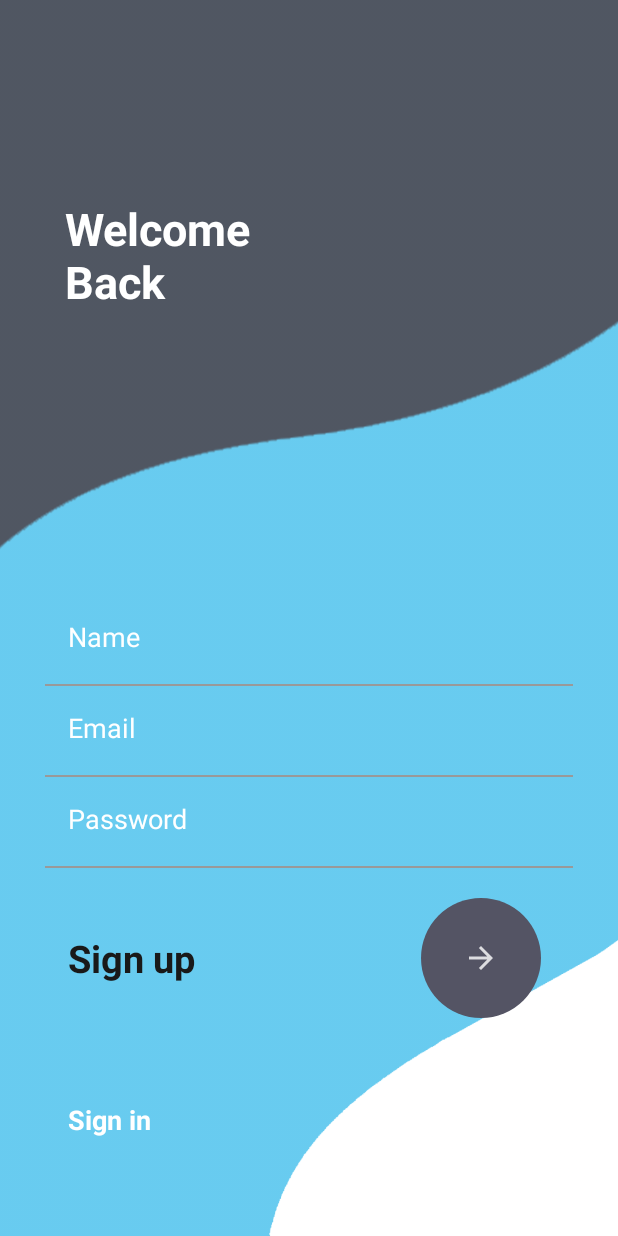
After one commit to CosminaIonut/GraphicalTableReservation, an Android app: the SignUpActivity screen opened directly, with no data from a screen before it, on a phone screen of 412 x 824 dp. The commit adds this screen. Run offline under Robolectric (Android 15) with nearby library versions, the phone set to English and light mode, and no system bars.

Commit message:
Login and signup functionalities implemented

```diff
--- a/RestaurantReservation/app/build.gradle
+++ b/RestaurantReservation/app/build.gradle
@@ -25,6 +25,7 @@ android {
 dependencies {
     implementation fileTree(dir: "libs", include: ["*.jar"])
     implementation 'androidx.appcompat:appcompat:1.2.0'
+    implementation 'com.google.android.material:material:1.3.0-alpha03'
     implementation 'androidx.constraintlayout:constraintlayout:2.0.4'
     testImplementation 'junit:junit:4.12'
     androidTestImplementation 'androidx.test.ext:junit:1.1.2'
--- a/RestaurantReservation/app/src/main/AndroidManifest.xml
+++ b/RestaurantReservation/app/src/main/AndroidManifest.xml
@@ -9,7 +9,9 @@
         android:roundIcon="@mipmap/ic_launcher_round"
         android:supportsRtl="true"
         android:theme="@style/AppTheme">
-        <activity android:name=".Booking"></activity>
+        <activity android:name=".SignUpActivity"></activity>
+        <activity android:name=".LoginActivity" />
+        <activity android:name=".Booking" />
         <activity android:name=".RestaurantHomePage" />
         <activity android:name=".MapPage" />
         <activity android:name=".MainActivity">
--- /dev/null
+++ b/RestaurantReservation/app/src/main/java/com/example/restaurantreservation/SignUpActivity.java
@@ -0,0 +1,67 @@
+package com.example.restaurantreservation;
+
+import androidx.appcompat.app.AppCompatActivity;
+
+import android.content.Intent;
+import android.os.Bundle;
+import android.view.View;
+import android.widget.Button;
+import android.widget.EditText;
+import android.widget.ImageButton;
+import android.widget.TextView;
+import android.widget.Toast;
+
+public class SignUpActivity extends AppCompatActivity {
+
+    EditText name, email, password;
+    ImageButton go;
+    DatabaseHelper db;
+
+    @Override
+    protected void onCreate(Bundle savedInstanceState) {
+        super.onCreate(savedInstanceState);
+        setContentView(R.layout.activity_sign_up);
+        TextView textView = findViewById(R.id.signInTextSignUpPage);
+        textView.setOnClickListener(new View.OnClickListener() {
+            public void onClick(View v) {
+                System.out.println("Button Clicked");
+                Intent loginActivity = new Intent(getApplicationContext(), LoginActivity.class);
+                startActivity(loginActivity);
+            }
+        });
+
+        name = (EditText) findViewById(R.id.NameTextSignUpPage);
+        email = (EditText) findViewById(R.id.emailTextSignUpPage);
+        password = (EditText) findViewById(R.id.passwordTextSignUpPage);
+        go = (ImageButton) findViewById(R.id.goButtonSignUpPage);
+        db = new DatabaseHelper(this);
+
+        go.setOnClickListener(new View.OnClickListener() {
+            @Override
+            public void onClick(View v) {
+                String name_ = name.getText().toString();
+                String email_ = email.getText().toString();
+                String pass = password.getText().toString();
+
+                if (email_.equals("") || pass.equals("") || name_.equals("")) {
+                    Toast.makeText(SignUpActivity.this, "Please enter all fields", Toast.LENGTH_SHORT).show();
+                } else {
+                    Boolean checkUser = db.checkEmail(email_);
+                    if (!checkUser) {
+                        Boolean insert = db.insertUser(name_, email_, pass);
+                        if (insert) {
+                            Toast.makeText(SignUpActivity.this, "Registered successfully", Toast.LENGTH_SHORT).show();
+                            Intent intent = new Intent(getApplicationContext(), MainActivity.class);
+                            startActivity(intent);
+                        } else {
+                            Toast.makeText(SignUpActivity.this, "Registration failed", Toast.LENGTH_SHORT).show();
+                        }
+                    } else {
+                        Toast.makeText(SignUpActivity.this, "User already exists! Sign in!", Toast.LENGTH_SHORT).show();
+                    }
+                }
+
+            }
+        });
+    }
+}
--- /dev/null
+++ b/RestaurantReservation/app/src/main/res/drawable-anydpi/ic_arrow.xml
@@ -0,0 +1,11 @@
+<vector xmlns:android="http://schemas.android.com/apk/res/android"
+    android:width="24dp"
+    android:height="24dp"
+    android:viewportWidth="24"
+    android:viewportHeight="24"
+    android:tint="#FFFFFF"
+    android:alpha="0.8">
+  <path
+      android:fillColor="@android:color/white"
+      android:pathData="M12,4l-1.41,1.41L16.17,11H4v2h12.17l-5.58,5.59L12,20l8,-8z"/>
+</vector>
--- /dev/null
+++ b/RestaurantReservation/app/src/main/res/drawable/custom_round_button.xml
@@ -0,0 +1,5 @@
+<?xml version="1.0" encoding="utf-8"?>
+<shape xmlns:android="http://schemas.android.com/apk/res/android" android:shape="rectangle">
+    <solid android:color="#545464"/>
+    <corners android:radius="999dp"/>
+</shape>
--- /dev/null
+++ b/RestaurantReservation/app/src/main/res/layout/activity_sign_up.xml
@@ -0,0 +1,160 @@
+<?xml version="1.0" encoding="utf-8"?>
+<androidx.constraintlayout.widget.ConstraintLayout xmlns:android="http://schemas.android.com/apk/res/android"
+    xmlns:app="http://schemas.android.com/apk/res-auto"
+    xmlns:tools="http://schemas.android.com/tools"
+    android:layout_width="match_parent"
+    android:layout_height="match_parent"
+    tools:context=".SignUpActivity">
+
+    <androidx.appcompat.widget.AppCompatImageView
+        android:id="@+id/appCompatImageView"
+        android:layout_width="match_parent"
+        android:layout_height="match_parent"
+        android:scaleType="centerCrop"
+        android:src="@drawable/background_image_one_signup"
+        tools:layout_editor_absoluteX="64dp"
+        tools:layout_editor_absoluteY="157dp" />
+
+    <TextView
+        android:layout_width="wrap_content"
+        android:layout_height="wrap_content"
+        android:layout_marginTop="132dp"
+        android:text="Welcome\nBack"
+        android:textColor="@android:color/white"
+        android:textSize="30sp"
+        android:textStyle="bold"
+        app:layout_constraintEnd_toEndOf="parent"
+        app:layout_constraintHorizontal_bias="0.151"
+        app:layout_constraintStart_toStartOf="parent"
+        app:layout_constraintTop_toTopOf="parent" />
+    <LinearLayout
+        android:layout_width="match_parent"
+        android:layout_height="match_parent"
+        android:orientation="vertical"
+        android:gravity="bottom">
+        <EditText
+            android:layout_width="match_parent"
+            android:layout_height="wrap_content"
+            android:hint="Name"
+            android:id="@+id/NameTextSignUpPage"
+            android:inputType="textPersonName"
+            android:backgroundTint="@android:color/transparent"
+            android:padding="15dp"
+            android:layout_marginStart="30dp"
+            android:layout_marginEnd="30dp"
+            android:textColorHint="@android:color/white"
+            android:textColor="@android:color/white" />
+        <RelativeLayout
+            android:layout_width="match_parent"
+            android:layout_height="1dp"
+            android:layout_marginStart="30dp"
+            android:layout_marginEnd="30dp"
+            android:layout_marginTop="4dp"
+            android:background="#999999"/>
+        <EditText
+            android:layout_width="match_parent"
+            android:layout_height="wrap_content"
+            android:hint="Email"
+            android:id="@+id/emailTextSignUpPage"
+            android:inputType="textEmailAddress"
+            android:backgroundTint="@android:color/transparent"
+            android:padding="15dp"
+            android:layout_marginStart="30dp"
+            android:layout_marginEnd="30dp"
+            android:textColorHint="@android:color/white"
+            android:textColor="@android:color/white" />
+        <RelativeLayout
+            android:layout_width="match_parent"
+            android:layout_height="1dp"
+            android:layout_marginStart="30dp"
+            android:layout_marginEnd="30dp"
+            android:layout_marginTop="4dp"
+            android:background="#999999"/>
+        <EditText
+            android:layout_width="match_parent"
+            android:layout_height="wrap_content"
+            android:hint="Password"
+            android:id="@+id/passwordTextSignUpPage"
+            android:inputType="textPassword"
+            android:backgroundTint="@android:color/transparent"
+            android:padding="15dp"
+            android:layout_marginStart="30dp"
+            android:layout_marginEnd="30dp"
+            android:textColorHint="@android:color/white"
+            android:textColor="@android:color/white" />
+
+        <RelativeLayout
+            android:layout_width="match_parent"
+            android:layout_height="1dp"
+            android:layout_marginStart="30dp"
+            android:layout_marginEnd="30dp"
+            android:layout_marginTop="4dp"
+            android:background="#999999"/>
+        <RelativeLayout
+            android:layout_width="match_parent"
+            android:layout_height="wrap_content">
+            <!--            <com.google.android.material.floatingactionbutton.FloatingActionButton-->
+            <!--                android:layout_width="wrap_content"-->
+            <!--                android:layout_height="wrap_content"-->
+            <!--                app:fabCustomSize="80dp"-->
+            <!--                android:layout_alignParentEnd="true"-->
+            <!--                app:elevation="0dp"-->
+            <!--                android:elevation="0dp"-->
+            <!--                android:layout_marginTop="20dp"-->
+            <!--                android:layout_marginBottom="20dp"-->
+            <!--                android:layout_marginEnd="30dp"-->
+            <!--                android:layout_centerInParent="true"/>-->
+
+            <ImageButton
+                android:layout_width="80dp"
+                android:layout_height="80dp"
+                android:layout_alignParentEnd="true"
+                android:layout_marginStart="8dp"
+                android:layout_marginLeft="8dp"
+                android:layout_marginTop="20dp"
+                android:layout_marginEnd="51dp"
+                android:layout_marginRight="8dp"
+                android:layout_marginBottom="20dp"
+                android:background="@drawable/custom_round_button"
+                android:src="@drawable/ic_arrow"
+                android:id="@+id/goButtonSignUpPage"
+                android:textAllCaps="false"
+                android:textColor="#FFFFFF"
+                android:textSize="20sp" />
+
+            <TextView
+                android:layout_width="wrap_content"
+                android:layout_height="wrap_content"
+                android:text="Sign up"
+                android:id="@+id/signUpTextSignUpPage"
+                android:padding="15dp"
+                android:textSize="25sp"
+                android:textStyle="bold"
+                android:textColor="#191919"
+                android:layout_centerInParent="true"
+                android:layout_alignParentStart="true"
+                android:layout_marginStart="30dp"/>
+        </RelativeLayout>
+
+        <RelativeLayout
+            android:layout_width="match_parent"
+            android:layout_height="wrap_content"
+            android:layout_marginBottom="50dp"
+            android:layout_marginTop="20dp">
+            <TextView
+                android:layout_width="wrap_content"
+                android:layout_height="wrap_content"
+                android:text="Sign in"
+                android:id="@+id/signInTextSignUpPage"
+                android:textStyle="bold"
+                android:textColor="@android:color/white"
+                android:textSize="18sp"
+                android:padding="15dp"
+                android:layout_marginStart="30dp"
+                android:layout_centerInParent="true"
+                android:layout_alignParentStart="true" />
+
+        </RelativeLayout>
+    </LinearLayout>
+
+</androidx.constraintlayout.widget.ConstraintLayout>
--- a/RestaurantReservation/app/src/main/res/values/colors.xml
+++ b/RestaurantReservation/app/src/main/res/values/colors.xml
@@ -3,8 +3,8 @@
     <color name="colorPrimary">#6200EE</color>
     <color name="colorPrimaryDark">#3700B3</color>
     <color name="colorAccent">#03DAC5</color>
-    <color name="colorDatePickerBackGround">#ff8c1a</color>
+    <color name="colorDatePickerBackGround">#faab44</color>
     <color name="colorDatePickerAccent">#2b2b2b</color>
-    <color name="colorOrange">#ff8c1a</color>
-    <color name="colorDarkGrey">#2b2b2b</color>
+    <color name="colorOrange">#faab44</color>
+    <color name="colorDarkGrey">#545464</color>
 </resources>
--- a/RestaurantReservation/app/src/main/res/values/styles.xml
+++ b/RestaurantReservation/app/src/main/res/values/styles.xml
@@ -1,6 +1,6 @@
 <resources>
     <!-- Base application theme. -->
-    <style name="AppTheme" parent="Theme.AppCompat.Light.DarkActionBar">
+    <style name="AppTheme" parent="Theme.AppCompat.Light.NoActionBar">
         <item name="colorPrimary">@color/colorOrange</item>
         <item name="colorPrimaryDark">@color/colorDarkGrey</item>
         <item name="colorAccent">@color/colorAccent</item>
```
Also changed, not shown: RestaurantReservation/app/src/main/java/com/example/restaurantreservation/DatabaseHelper.java (+53 -24 lines), RestaurantReservation/app/src/main/java/com/example/restaurantreservation/LoginActivity.java (added, +58 -0 lines), RestaurantReservation/app/src/main/java/com/example/restaurantreservation/MainActivity.java (+9 -1 lines), RestaurantReservation/app/src/main/res/layout/activity_login.xml (added, +153 -0 lines), RestaurantReservation/app/src/main/res/layout/activity_main.xml (+10 -0 lines), RestaurantReservation/app/src/main/res/drawable-hdpi/ic_arrow.png (added), RestaurantReservation/app/src/main/res/drawable-mdpi/ic_arrow.png (added), RestaurantReservation/app/src/main/res/drawable-xhdpi/ic_arrow.png (added), RestaurantReservation/app/src/main/res/drawable-xxhdpi/ic_arrow.png (added), RestaurantReservation/app/src/main/res/drawable/background_image_one_signin.png (added), RestaurantReservation/app/src/main/res/drawable/background_image_one_signup.png (added).
